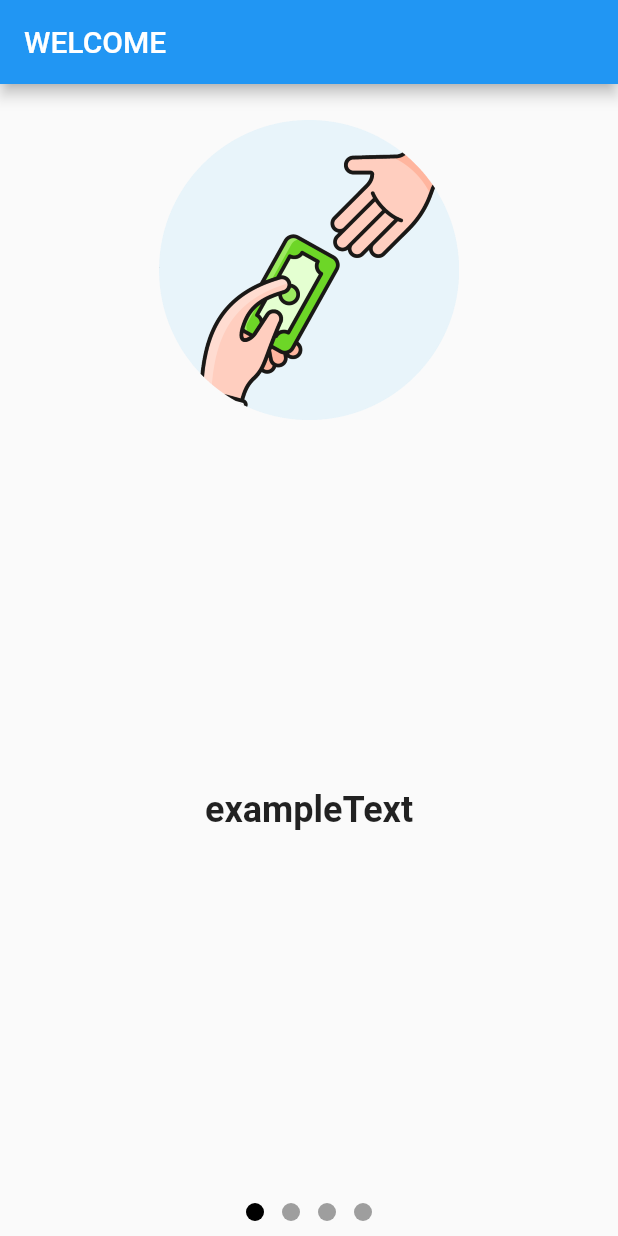
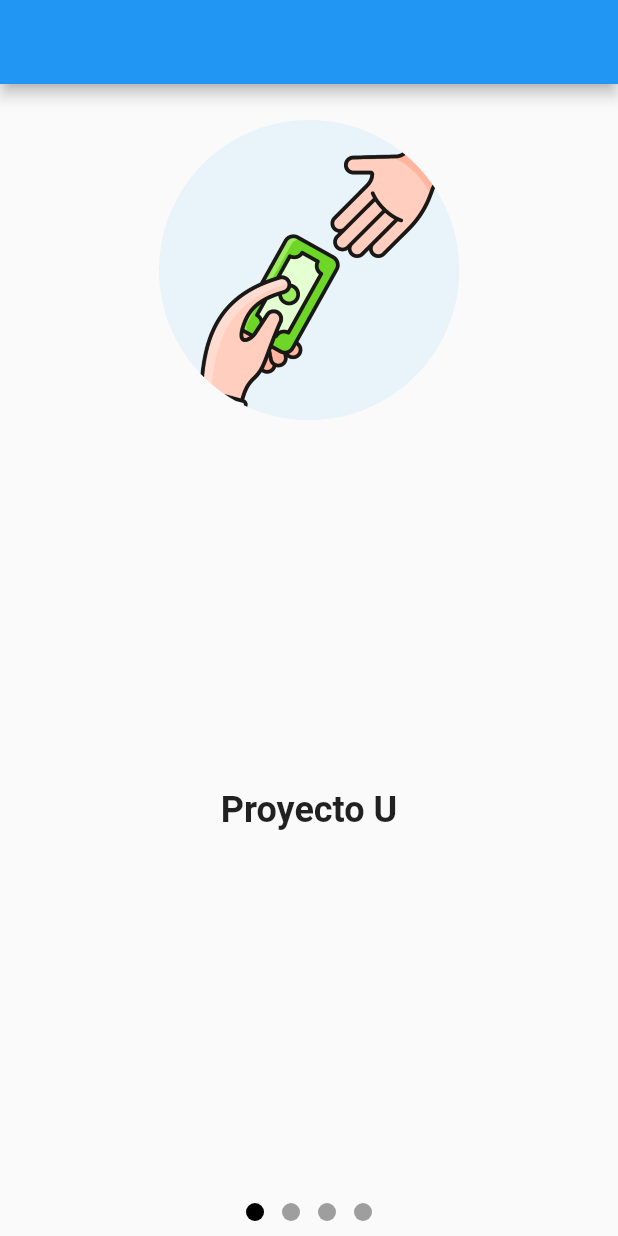
Before and after one commit to luiisfabian/GetXFlutter, a Flutter app: the screen it shows after launch, on a phone screen of 412 x 824 dp. Run offline on Flutter 3.47's test engine with Material 2 defaults, Android fonts, the phone set to English and light mode, and no system bars; drawn by our look-alikes of page_indicator; our stand-ins replace cached_network_image, cloud_firestore, equatable, firebase_auth, firebase_core, firebase_storage and 4 more; missing offline and left inert: flutter_facebook_auth; accounts and stored records are empty; statements that could not run were skipped.

Commit message:
cambios en textos

```diff
--- a/lib/ui/intro_page.dart
+++ b/lib/ui/intro_page.dart
@@ -13,7 +13,7 @@ class IntroPage extends StatelessWidget {
   Widget build(BuildContext context) {
     return Scaffold(
       appBar: AppBar(
-        title: const Text("WELCOME"),
+        title: const Text(""),
       ),
       body: _IntroPager(),
     );
@@ -39,11 +39,11 @@ class _IntroPager extends HookWidget {
 
           children: [
             const _descriptionPage(
-                text: "exampleText", imagenPath: 'assets/intro_1.png'),
+                text: "Proyecto U", imagenPath: 'assets/intro_1.png'),
             const _descriptionPage(
-                text: "exampleText", imagenPath: 'assets/intro_2.png'),
+                text: "Universidad de caldas", imagenPath: 'assets/intro_2.png'),
             const _descriptionPage(
-                text: "exampleText", imagenPath: 'assets/intro_3.png'),
+                text: "Dispositivos Moviles", imagenPath: 'assets/intro_3.png'),
             _loginPage(),
           ],
           controller: usePageController(),
--- a/pubspec.yaml
+++ b/pubspec.yaml
@@ -36,7 +36,7 @@ dependencies:
   cupertino_icons: ^1.0.2
   get: ^4.6.5
   firebase_auth: ^3.6.2
-  firebase_core: ^1.20.0
+  firebase_core: ^1.24.0
   firebase_storage: ^10.3.4
   google_sign_in: ^5.4.0
   flutter_facebook_auth: ^4.4.0+1
```
Also changed, not shown: pubspec.lock, 1 other file.
